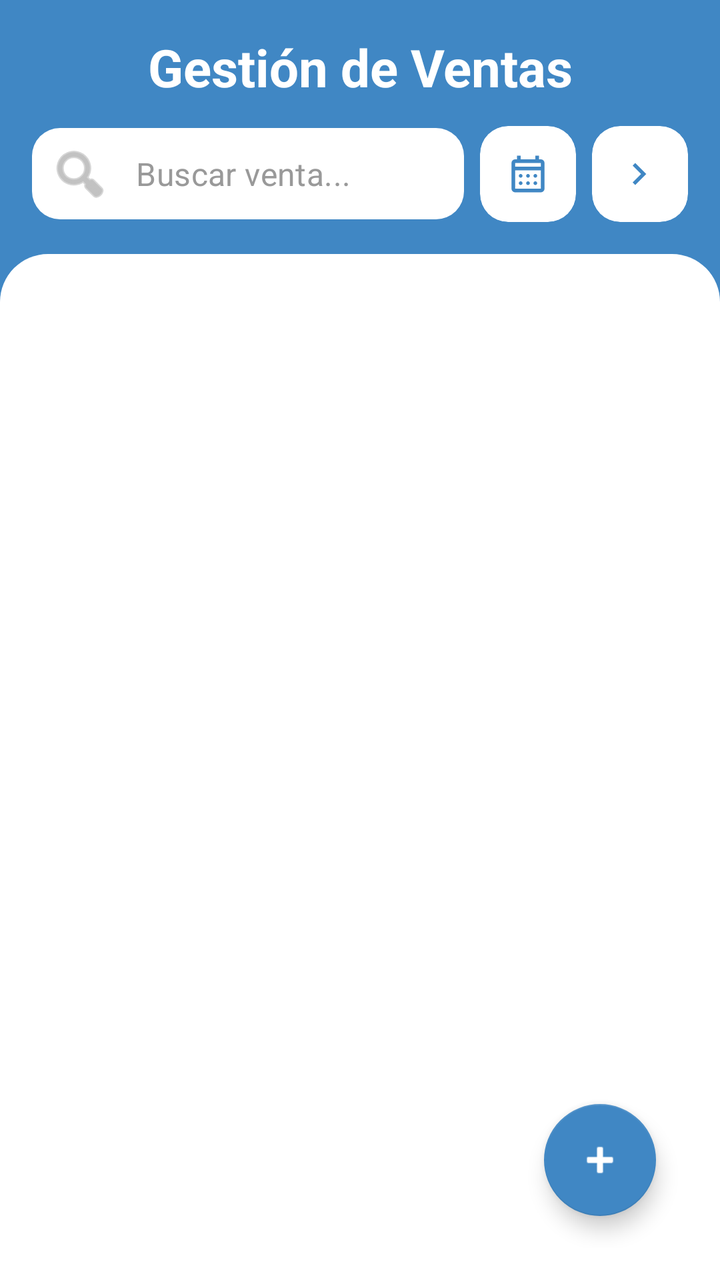
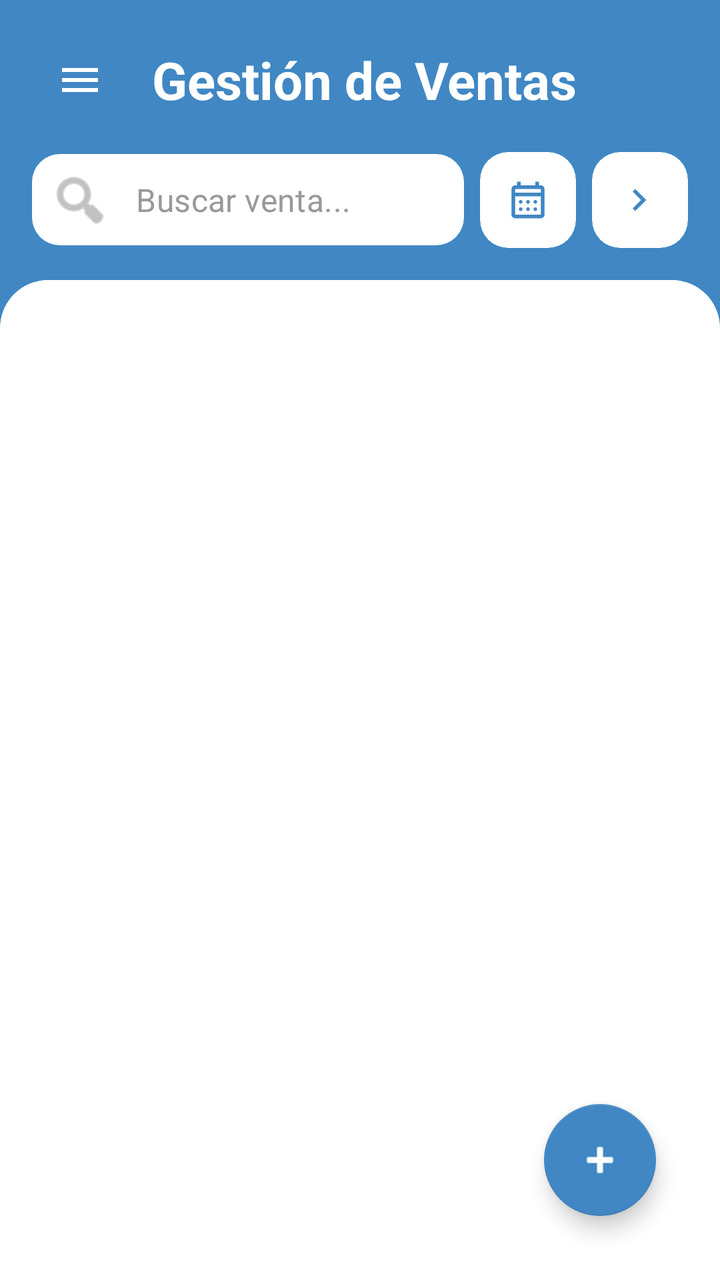

Screens rendered from an Android XML layout before and after an edit, with the pre-edit source and the edit as a unified diff.
<!-- AndroidManifest.xml: application theme Theme.FollowUp -->
<!-- res/layout/fragment_ventas.xml -->
<?xml version="1.0" encoding="utf-8"?>
<androidx.constraintlayout.widget.ConstraintLayout xmlns:android="http://schemas.android.com/apk/res/android"
    xmlns:app="http://schemas.android.com/apk/res-auto"
    xmlns:tools="http://schemas.android.com/tools"
    android:layout_width="match_parent"
    android:layout_height="match_parent"
    android:background="@color/background_header"
    tools:context=".fragments.VentasFragment"
    tools:ignore="ContentDescription">

    <androidx.constraintlayout.widget.ConstraintLayout
        android:id="@+id/header_container"
        android:layout_width="match_parent"
        android:layout_height="wrap_content"
        app:layout_constraintTop_toTopOf="parent">

        <TextView
            android:id="@+id/title"
            android:layout_width="0dp"
            android:layout_height="wrap_content"
            android:layout_marginTop="16dp"
            android:gravity="center"
            android:text="@string/gestion_ventas_titulo"
            android:textColor="@color/always_white"
            android:textSize="26sp"
            android:textStyle="bold"
            app:layout_constraintEnd_toEndOf="parent"
            app:layout_constraintStart_toStartOf="parent"
            app:layout_constraintTop_toTopOf="parent" />

        <com.google.android.material.textfield.TextInputLayout
            android:id="@+id/til_search"
            style="@style/Widget.MaterialComponents.TextInputLayout.FilledBox.Dense"
            android:layout_width="0dp"
            android:layout_height="wrap_content"
            android:layout_marginStart="16dp"
            android:layout_marginTop="12dp"
            android:layout_marginEnd="8dp"
            android:layout_marginBottom="16dp"
            app:boxBackgroundColor="@color/white"
            app:boxCornerRadiusBottomEnd="14dp"
            app:boxCornerRadiusBottomStart="14dp"
            app:boxCornerRadiusTopEnd="14dp"
            app:boxCornerRadiusTopStart="14dp"
            app:boxStrokeWidth="0dp"
            app:boxStrokeWidthFocused="0dp"
            app:hintEnabled="false"
            app:layout_constraintBottom_toBottomOf="parent"
            app:layout_constraintEnd_toStartOf="@id/btn_filter_date"
            app:layout_constraintStart_toStartOf="parent"
            app:layout_constraintTop_toBottomOf="@id/title"
            app:startIconDrawable="@android:drawable/ic_menu_search"
            app:startIconTint="@color/hint_color">

            <com.google.android.material.textfield.TextInputEditText
                android:id="@+id/search"
                android:layout_width="match_parent"
                android:layout_height="wrap_content"
                android:hint="Buscar venta..."
                android:inputType="text"
                android:paddingVertical="12dp"
                android:background="@drawable/bg_dialog_rounded"
                android:textColor="@color/text_primary" />
        </com.google.android.material.textfield.TextInputLayout>

        <com.google.android.material.card.MaterialCardView
            android:id="@+id/btn_filter_date"
            android:layout_width="48dp"
            android:layout_height="48dp"
            android:layout_marginEnd="8dp"
            android:clickable="true"
            android:focusable="true"
            app:cardBackgroundColor="@color/surface_secondary"
            app:cardCornerRadius="14dp"
            app:cardElevation="0dp"
            app:layout_constraintBottom_toBottomOf="@id/til_search"
            app:layout_constraintEnd_toStartOf="@id/btn_filtro_estado"
            app:layout_constraintTop_toTopOf="@id/til_search">
            <ImageView
                android:layout_width="22dp"
                android:layout_height="22dp"
                android:layout_gravity="center"
                android:src="@drawable/ic_calendar"
                app:tint="@color/primary_blue" />
        </com.google.android.material.card.MaterialCardView>

        <com.google.android.material.card.MaterialCardView
            android:id="@+id/btn_filtro_estado"
            android:layout_width="48dp"
            android:layout_height="48dp"
            android:layout_marginEnd="16dp"
            android:clickable="true"
            android:focusable="true"
            app:cardBackgroundColor="@color/surface_secondary"
            app:cardCornerRadius="14dp"
            app:cardElevation="0dp"
            app:layout_constraintBottom_toBottomOf="@id/til_search"
            app:layout_constraintEnd_toEndOf="parent"
            app:layout_constraintTop_toTopOf="@id/til_search">
            <ImageView
                android:layout_width="22dp"
                android:layout_height="22dp"
                android:layout_gravity="center"
                android:src="@drawable/ic_toggle"
                app:tint="@color/primary_blue" />
        </com.google.android.material.card.MaterialCardView>

    </androidx.constraintlayout.widget.ConstraintLayout>

    <androidx.constraintlayout.widget.ConstraintLayout
        android:id="@+id/content_container"
        android:layout_width="match_parent"
        android:layout_height="0dp"
        android:background="@drawable/background_content_top_rounded"
        android:padding="16dp"
        app:layout_constraintBottom_toBottomOf="parent"
        app:layout_constraintTop_toBottomOf="@id/header_container">

        <androidx.recyclerview.widget.RecyclerView
            android:id="@+id/rvVentas"
            android:layout_width="match_parent"
            android:layout_height="match_parent" />

        
        <LinearLayout
            android:id="@+id/dropdown_estados_venta"
            android:layout_width="180dp"
            android:layout_height="wrap_content"
            android:background="@drawable/bg_dropdown"
            android:elevation="16dp"
            android:orientation="vertical"
            android:paddingVertical="8dp"
            android:visibility="gone"
            app:layout_constraintEnd_toEndOf="parent"
            app:layout_constraintTop_toTopOf="parent">

            <TextView
                android:id="@+id/filtro_venta_todos"
                android:layout_width="match_parent"
                android:layout_height="48dp"
                android:background="?attr/selectableItemBackground"
                android:clickable="true"
                android:focusable="true"
                android:gravity="center_vertical"
                android:paddingHorizontal="16dp"
                android:text="Todos"
                android:textColor="@color/text_primary"
                android:textSize="14sp" />

            <View
                android:layout_width="match_parent"
                android:layout_height="1dp"
                android:layout_marginHorizontal="12dp"
                android:background="#F2F4F7" />

            <TextView
                android:id="@+id/filtro_venta_pendiente"
                android:layout_width="match_parent"
                android:layout_height="48dp"
                android:background="?attr/selectableItemBackground"
                android:clickable="true"
                android:focusable="true"
                android:gravity="center_vertical"
                android:paddingHorizontal="16dp"
                android:text="Pendiente"
                android:textColor="#F79009"
                android:textSize="14sp" />

            <View
                android:layout_width="match_parent"
                android:layout_height="1dp"
                android:layout_marginHorizontal="12dp"
                android:background="#F2F4F7" />

            <TextView
                android:id="@+id/filtro_venta_pagado"
                android:layout_width="match_parent"
                android:layout_height="48dp"
                android:background="?attr/selectableItemBackground"
                android:clickable="true"
                android:focusable="true"
                android:gravity="center_vertical"
                android:paddingHorizontal="16dp"
                android:text="Pagado"
                android:textColor="#12B76A"
                android:textSize="14sp" />

            <View
                android:layout_width="match_parent"
                android:layout_height="1dp"
                android:layout_marginHorizontal="12dp"
                android:background="#F2F4F7" />

            
            <TextView
                android:id="@+id/filtro_venta_caducado"
                android:layout_width="match_parent"
                android:layout_height="48dp"
                android:background="?attr/selectableItemBackground"
                android:clickable="true"
                android:focusable="true"
                android:gravity="center_vertical"
                android:paddingHorizontal="16dp"
                android:text="Pago caducado"
                android:textColor="#F04438"
                android:textSize="14sp" />

        </LinearLayout>

        <View
            android:id="@+id/fab_overlay"
            android:layout_width="0dp"
            android:layout_height="0dp"
            android:alpha="0"
            android:background="@android:color/transparent"
            android:elevation="8dp"
            android:visibility="gone"
            app:layout_constraintBottom_toBottomOf="parent"
            app:layout_constraintEnd_toEndOf="parent"
            app:layout_constraintStart_toStartOf="parent"
            app:layout_constraintTop_toTopOf="parent" />

        <LinearLayout
            android:id="@+id/fab_menu_container"
            android:layout_width="wrap_content"
            android:layout_height="wrap_content"
            android:layout_marginEnd="16dp"
            android:layout_marginBottom="104dp"
            android:alpha="0"
            android:elevation="12dp"
            android:orientation="vertical"
            android:visibility="gone"
            app:layout_constraintBottom_toBottomOf="parent"
            app:layout_constraintEnd_toEndOf="parent">

            <com.google.android.material.button.MaterialButton
                android:id="@+id/btn_nueva_venta"
                style="@style/Widget.MaterialComponents.Button"
                android:layout_width="wrap_content"
                android:layout_height="wrap_content"
                android:minHeight="48dp"
                android:text="Agregar venta"
                android:textAllCaps="false"
                android:textColor="@color/primary_blue"
                app:backgroundTint="@color/primary_blue_surface"
                app:icon="@android:drawable/ic_input_add"
                app:iconPadding="8dp"
                app:iconTint="@color/primary_blue" />
        </LinearLayout>

        <com.google.android.material.floatingactionbutton.FloatingActionButton
            android:id="@+id/fab_main"
            android:layout_width="wrap_content"
            android:layout_height="wrap_content"
            android:layout_marginEnd="16dp"
            android:layout_marginBottom="16dp"
            android:elevation="16dp"
            android:src="@android:drawable/ic_input_add"
            app:backgroundTint="@color/primary_blue"
            app:layout_constraintBottom_toBottomOf="parent"
            app:layout_constraintEnd_toEndOf="parent"
            app:tint="@color/always_white" />

    </androidx.constraintlayout.widget.ConstraintLayout>
</androidx.constraintlayout.widget.ConstraintLayout>
<!-- resources referenced by this layout -->
<resources>
  <color name="always_white">#FFFFFF</color>
  <color name="background_header">@color/primary_blue</color>
  <color name="hint_color">@color/text_hint</color>
  <color name="primary_blue">#FF4087C4</color>
  <color name="primary_blue_surface">#FFE8F1FF</color>
  <color name="surface_secondary">#FFFFFFFF</color>
  <color name="text_primary">#FF1E2939</color>
  <color name="white">#FFFFFFFF</color>
  <!-- drawable background_content_top_rounded (drawable) -->
  <?xml version="1.0" encoding="utf-8"?>
  <shape xmlns:android="http://schemas.android.com/apk/res/android"
      android:shape="rectangle">
      <solid android:color="@color/surface_secondary" />
      <corners
          android:topLeftRadius="24dp"
          android:topRightRadius="24dp" />
  </shape>
  <!-- drawable bg_dialog_rounded (drawable) -->
  <?xml version="1.0" encoding="utf-8"?>
  <shape xmlns:android="http://schemas.android.com/apk/res/android"
      android:shape="rectangle">
      <solid android:color="@color/surface_secondary" />
      <corners android:radius="14dp" />
  </shape>
  <!-- drawable bg_dropdown (drawable) -->
  <?xml version="1.0" encoding="utf-8"?>
  <shape xmlns:android="http://schemas.android.com/apk/res/android"
      android:shape="rectangle">
      <solid android:color="@color/white" />
      <corners android:radius="16dp" />
      <stroke android:width="1dp" android:color="#F2F4F7" />
  </shape>
  <!-- drawable ic_toggle (drawable) -->
  <vector xmlns:android="http://schemas.android.com/apk/res/android" android:autoMirrored="true" android:height="24dp" android:tint="#000000" android:viewportHeight="960" android:viewportWidth="960" android:width="24dp">
        
      <path android:fillColor="@android:color/white" android:pathData="M504,480L320,296L376,240L616,480L376,720L320,664L504,480Z"/>
      
  </vector>
  <string name="gestion_ventas_titulo">Gestión de Ventas</string>
  <style name="Theme.FollowUp" parent="Theme.MaterialComponents.DayNight.NoActionBar">
          <item name="colorPrimary">@color/primary_blue</item>
          <item name="colorPrimaryVariant">@color/primary_blue</item>
          <item name="colorOnPrimary">@color/white</item>
          <item name="android:windowBackground">@color/surface_primary</item>
          <item name="android:textColorPrimary">@color/text_primary</item>
          <item name="android:textColorSecondary">@color/text_secondary</item>
          <item name="android:textColorHint">@color/text_hint</item>
          <item name="boxStrokeColor">@color/primary_blue</item>
          <item name="materialAlertDialogTheme">@style/ThemeOverlay.FollowUp.Dialog</item>
      </style>
  <color name="text_hint">#FF999999</color>
  <color name="surface_primary">#FFFFFFFF</color>
  <color name="text_secondary">#FF6C757D</color>
  <style name="ThemeOverlay.FollowUp.Dialog" parent="ThemeOverlay.MaterialComponents.MaterialAlertDialog">
          <item name="android:background">@color/surface_primary</item>
      </style>
  <!-- unchanged entries left out for length: 1 -->
</resources>

<!-- the commit's change to res/layout/fragment_ventas.xml (unified diff, before → after) -->
@@ -14,18 +14,34 @@
         android:layout_height="wrap_content"
         app:layout_constraintTop_toTopOf="parent">
 
+        
+        <ImageButton
+            android:id="@+id/btnMenu"
+            android:layout_width="48dp"
+            android:layout_height="48dp"
+            android:layout_marginStart="16dp"
+            android:layout_marginTop="16dp"
+            android:background="?attr/selectableItemBackgroundBorderless"
+            android:src="@drawable/ic_menu"
+            android:contentDescription="Abrir menú"
+            app:layout_constraintStart_toStartOf="parent"
+            app:layout_constraintTop_toTopOf="parent"
+            app:tint="@color/always_white" />
+
+        
         <TextView
             android:id="@+id/title"
             android:layout_width="0dp"
-            android:layout_height="wrap_content"
+            android:layout_height="48dp"
+            android:layout_marginStart="12dp"
             android:layout_marginTop="16dp"
-            android:gravity="center"
+            android:gravity="center_vertical|start"
             android:text="@string/gestion_ventas_titulo"
             android:textColor="@color/always_white"
             android:textSize="26sp"
             android:textStyle="bold"
             app:layout_constraintEnd_toEndOf="parent"
-            app:layout_constraintStart_toStartOf="parent"
+            app:layout_constraintStart_toEndOf="@+id/btnMenu"
             app:layout_constraintTop_toTopOf="parent" />
 
         <com.google.android.material.textfield.TextInputLayout
<!-- resource entries referenced after the edit -->
@@ -32,6 +32,12 @@
       <corners android:radius="16dp" />
       <stroke android:width="1dp" android:color="#F2F4F7" />
   </shape>
+  <!-- drawable ic_menu (drawable) -->
+  <vector xmlns:android="http://schemas.android.com/apk/res/android" android:height="24dp" android:tint="#000000" android:viewportHeight="960" android:viewportWidth="960" android:width="24dp">
+        
+      <path android:fillColor="@android:color/white" android:pathData="M120,720L120,640L840,640L840,720L120,720ZM120,520L120,440L840,440L840,520L120,520ZM120,320L120,240L840,240L840,320L120,320Z"/>
+      
+  </vector>
   <!-- drawable ic_toggle (drawable) -->
   <vector xmlns:android="http://schemas.android.com/apk/res/android" android:autoMirrored="true" android:height="24dp" android:tint="#000000" android:viewportHeight="960" android:viewportWidth="960" android:width="24dp">
         
